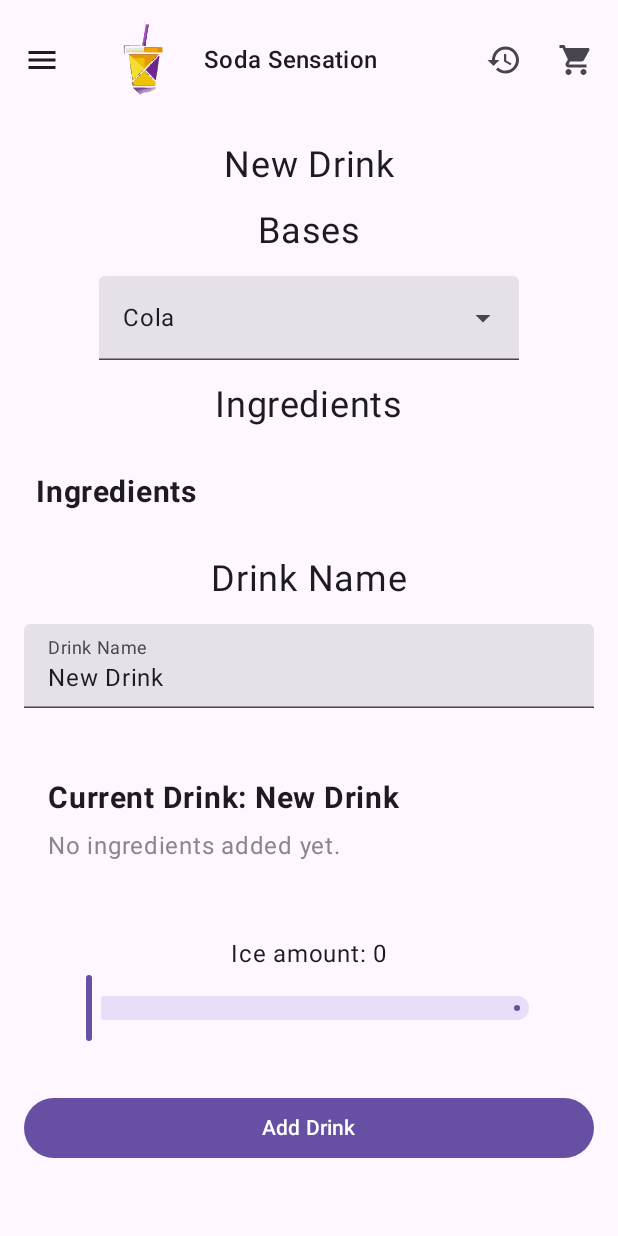
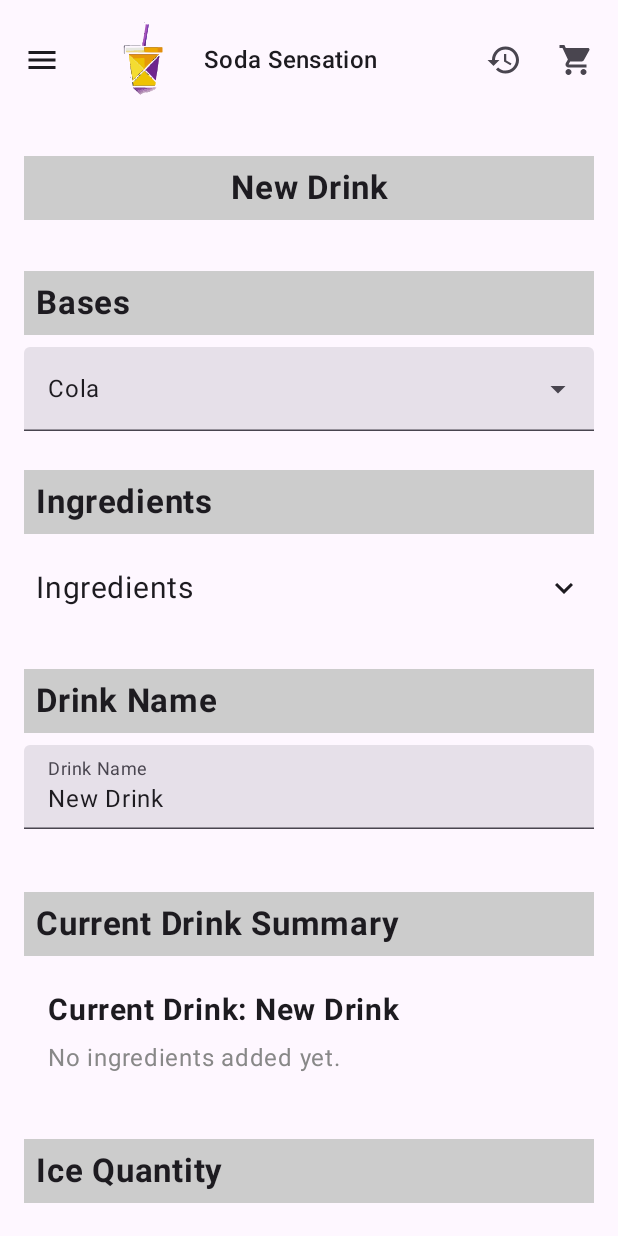
Before and after one commit to adamdrsinc/SodaStreamTruePrototype, an Android app built with Jetpack Compose: the EditDrinkPage screen opened through its navigation route, on a phone screen of 412 x 824 dp. Run offline under Robolectric (Android 15) with nearby library versions, the phone set to English and light mode, and no system bars; our stand-ins replace Dagger/Hilt's generated code, Volley; network calls fail.

Commit message:
Placed button at bottom of MyDrinks.kt.
Refactored EditDrinkActivity.kt to have a more distinct layout.

```diff
--- a/app/src/main/java/com/example/sodastreamprototyping/EditDrinkActivity.kt
+++ b/app/src/main/java/com/example/sodastreamprototyping/EditDrinkActivity.kt
@@ -23,8 +23,11 @@ import androidx.compose.foundation.verticalScroll
 import androidx.compose.runtime.snapshots.SnapshotStateList
 import androidx.compose.ui.graphics.Color
 import androidx.compose.ui.text.font.FontWeight
-import androidx.compose.foundation.verticalScroll
 import com.example.practice.ApiRequestHelper
+import androidx.compose.material.icons.Icons
+import androidx.compose.material.icons.filled.ExpandLess
+import androidx.compose.material.icons.filled.ExpandMore
+import androidx.compose.ui.text.style.TextAlign
 
 @OptIn(ExperimentalMaterial3Api::class)
 @Composable
@@ -32,23 +35,28 @@ fun EditDrinkPage(navController: NavController, drink: Drink?) {
     val context = LocalContext.current
     val scrollState = rememberScrollState()
 
-
     var buttonText = "Save Changes"
     var titleText: String = "Edit Drink"
 
-    if(drink == null){
+    if (drink == null) {
         titleText = "New Drink"
         buttonText = "Add Drink"
     }
 
     var drinkCopy = drink
-    if(drinkCopy == null) {
-        drinkCopy = remember { Drink(name = "New Drink", isCustom = true, ingredients = mutableStateListOf<Pair<Int, Int>>()) }
+    if (drinkCopy == null) {
+        drinkCopy = remember {
+            Drink(
+                name = "New Drink",
+                isCustom = true,
+                ingredients = mutableStateListOf<Pair<Int, Int>>()
+            )
+        }
     }
 
-    //TODO: Get drink flavors from DB, not from resources
+    // TODO: Get drink flavors from DB, not from resources
     val drinkFlavors = context.resources.getStringArray(R.array.drink_flavors)
-    //TODO: Replace above line with the code below
+    // TODO: Replace above line with the code below
     var drinkFlavorsFromDB: List<String> = listOf()
     ApiRequestHelper.fetchIngredients(
         context = context,
@@ -59,7 +67,6 @@ fun EditDrinkPage(navController: NavController, drink: Drink?) {
             Toast.makeText(context, "Error fetching ingredients: $error", Toast.LENGTH_SHORT).show()
         }
     )
-
 
     val ingredientsState = remember { drinkCopy.ingredients }
     var drinkQuantity = remember { drinkCopy.quantity }
@@ -80,37 +87,27 @@ fun EditDrinkPage(navController: NavController, drink: Drink?) {
                 .padding(16.dp)
                 .verticalScroll(scrollState)
         ) {
-            //Title
-            TitleText(titleText)
+            // Title
+            SectionTitle(text = titleText, centered = true)
+            Spacer(modifier = Modifier.height(18.dp))
 
-            //Drink Bases Dropdown
-            TitleText("Bases")
-            DropdownMenuDrinkBases(drinkCopy)
-            Spacer(modifier = Modifier.height(16.dp))
+            // Drink Bases Dropdown
+            SectionTitle(text = "Bases")
+            DropdownMenuDrinkBases(drink = drinkCopy)
+            Spacer(modifier = Modifier.height(18.dp))
 
             // Accordion for ingredients
-            TitleText("Ingredients")
+            SectionTitle(text = "Ingredients")
             AccordionSectionIngredientRow(
                 title = "Ingredients",
                 items = drinkFlavors,
                 newDrink = drinkCopy,
                 ingredientsState = ingredientsState
             )
-            //TODO: Replace above accordion with following code when syrup retrieval implemented.
-            /*if(drinkFlavorsFromDB.isEmpty()){
-                Text("Ingredients could not be retrieved.")
-            }else{
-                AccordionSectionIngredientRow(
-                    title = "Ingredients",
-                    items = drinkFlavors,
-                    newDrink = drinkCopy,
-                    ingredientsState = ingredientsState
-                )
-            }*/
-            Spacer(modifier = Modifier.height(16.dp))
+            Spacer(modifier = Modifier.height(18.dp))
 
             // TextField to change the drink name
-            TitleText("Drink Name")
+            SectionTitle("Drink Name")
             TextField(
                 value = drinkName,
                 onValueChange = {
@@ -118,29 +115,32 @@ fun EditDrinkPage(navController: NavController, drink: Drink?) {
                     drinkCopy.name = it
                 },
                 label = { Text("Drink Name") },
-                modifier = Modifier.fillMaxWidth().padding(bottom = 16.dp)
+                modifier = Modifier
+                    .fillMaxWidth()
+                    .padding(bottom = 16.dp)
             )
-            Spacer(modifier = Modifier.height(16.dp))
+            Spacer(modifier = Modifier.height(18.dp))
 
             // Display current selections
+            SectionTitle("Current Drink Summary")
             CurrentDrinkSummary(newDrink = drinkCopy, ingredientsState = ingredientsState)
-            Spacer(modifier = Modifier.height(16.dp))
+            Spacer(modifier = Modifier.height(18.dp))
 
+            SectionTitle("Ice Quantity")
             IceQuantitySlider(drinkCopy)
-            Spacer(modifier = Modifier.height(16.dp))
+            Spacer(modifier = Modifier.height(18.dp))
 
             // Save button
             Button(
                 onClick = {
-                    drinkCopy.price = calculateDrinkPrice(drinkCopy)
-
                     // Save changes to the drink
-                    if(Basket.getDrinks().find { it.drinkID == drink?.drinkID } == null){
+                    if (Basket.getDrinks().find { it.drinkID == drink?.drinkID } == null) {
                         Basket.addDrink(drinkCopy)
                     }
                     navController.popBackStack()
                 },
-                modifier = Modifier.fillMaxWidth()
+                modifier = Modifier
+                    .fillMaxWidth()
             ) {
                 Text(buttonText)
             }
@@ -149,35 +149,65 @@ fun EditDrinkPage(navController: NavController, drink: Drink?) {
 }
 
 @Composable
-fun AccordionSectionIngredientRow(title: String, items: Array<String>, newDrink: Drink, ingredientsState: SnapshotStateList<Pair<Int, Int>>) {
+fun SectionTitle(text: String, color: Color = Color.LightGray,
+                 centered: Boolean = false) {
+    Text(
+        text = text,
+        fontSize = 22.sp,
+        fontWeight = FontWeight.Bold,
+        modifier = Modifier
+            .fillMaxWidth()
+            .padding(vertical = 8.dp)
+            .background(color)
+            .padding(8.dp),
+        textAlign = if (centered) TextAlign.Center else TextAlign.Start
+    )
+}
+
+@Composable
+fun AccordionSectionIngredientRow(
+    title: String,
+    items: Array<String>,
+    newDrink: Drink,
+    ingredientsState: SnapshotStateList<Pair<Int, Int>>
+) {
     var expanded by remember { mutableStateOf(false) }
 
     Column(
         modifier = Modifier
             .fillMaxWidth()
             .padding(8.dp)
+            .clickable { expanded = !expanded }
     ) {
-        Text(
-            text = title,
-            fontSize = 20.sp,
-            fontWeight = FontWeight.Bold,
+        Row(
+            verticalAlignment = Alignment.CenterVertically,
             modifier = Modifier
                 .fillMaxWidth()
-                .clickable { expanded = !expanded }
                 .padding(vertical = 8.dp)
-        )
+        ) {
+            Text(
+                text = title,
+                fontSize = 20.sp,
+                modifier = Modifier.weight(1f)
+            )
+            Icon(
+                imageVector = if (expanded) Icons.Default.ExpandLess else Icons.Default.ExpandMore,
+                contentDescription = if (expanded) "Collapse" else "Expand"
+            )
+        }
 
         AnimatedVisibility(
             visible = expanded,
             enter = expandVertically(),
             exit = shrinkVertically()
         ) {
-            Column(
-                //modifier = Modifier.verticalScroll(scrollState)
-                    //.height(200.dp) // Set a fixed height for the scrollable area
-            ) {
+            Column {
                 items.forEachIndexed { index, item ->
-                    IngredientRow(newDrink = newDrink, ingredient = Pair(index, item), ingredientsState = ingredientsState)
+                    IngredientRow(
+                        newDrink = newDrink,
+                        ingredient = Pair(index, item),
+                        ingredientsState = ingredientsState
+                    )
                 }
             }
         }
@@ -185,8 +215,9 @@ fun AccordionSectionIngredientRow(title: String, items: Array<String>, newDrink:
 }
 
 @Composable
-fun IngredientRow(newDrink: Drink, ingredient: Pair<Int, String>, ingredientsState: SnapshotStateList<Pair<Int,
-        Int>>, aiRecommended: Boolean = false) {
+fun IngredientRow(newDrink: Drink, ingredient: Pair<Int, String>,
+                  ingredientsState: SnapshotStateList<Pair<Int, Int>>,
+                  aiRecommended: Boolean = false) {
     val context = LocalContext.current
 
     val modifier = Modifier
@@ -199,7 +230,11 @@ fun IngredientRow(newDrink: Drink, ingredient: Pair<Int, String>, ingredientsSta
                 ingredientsState = ingredientsState
             )
             if (!ingredientIncreased) {
-                Toast.makeText(context, "Syrup count cannot exceed ${Drink.MAX_PUMP_COUNT}", Toast.LENGTH_SHORT).show()
+                Toast.makeText(
+                    context,
+                    "Syrup count cannot exceed ${Drink.MAX_PUMP_COUNT}",
+                    Toast.LENGTH_SHORT
+                ).show()
             }
         }
         .padding(16.dp)
@@ -262,7 +297,11 @@ fun CurrentDrinkSummary(newDrink: Drink, ingredientsState: SnapshotStateList<Pai
                                 ingredientsState = ingredientsState
                             )
                             if (!decreasedIngredient) {
-                                Toast.makeText(context, "Syrup count cannot ${Drink.MAX_PUMP_COUNT}", Toast.LENGTH_SHORT).show()
+                                Toast.makeText(
+                                    context,
+                                    "Syrup count cannot ${Drink.MAX_PUMP_COUNT}",
+                                    Toast.LENGTH_SHORT
+                                ).show()
                             }
                         }
                     ) {
@@ -303,7 +342,7 @@ fun IceQuantitySlider(drink: Drink?) {
     val config = LocalConfiguration.current
     val screenWidth = config.screenWidthDp
 
-    if(drink == null){
+    if (drink == null) {
         return
     }
 
@@ -314,7 +353,7 @@ fun IceQuantitySlider(drink: Drink?) {
         horizontalAlignment = Alignment.CenterHorizontally,
         verticalArrangement = Arrangement.Center,
         modifier = Modifier
-            .width((screenWidth * 0.80).dp)
+            .fillMaxWidth()
             .padding(16.dp)
     ) {
         // Text to display the current value of the slider
@@ -334,23 +373,23 @@ fun IceQuantitySlider(drink: Drink?) {
 
 @OptIn(ExperimentalMaterial3Api::class)
 @Composable
-fun DropdownMenuDrinkBases(drink: Drink?){
+fun DropdownMenuDrinkBases(drink: Drink?) {
     val context = LocalContext.current
 
-    var isExpanded = remember{
+    var isExpanded = remember {
         mutableStateOf(false)
     }
-    var selectedText = remember{
+    var selectedText = remember {
         mutableStateOf("")
     }
-    var selectedOptionIndex = remember{
+    var selectedOptionIndex = remember {
         mutableIntStateOf(0)
     }
 
     val drinkBases = context.resources.getStringArray(R.array.drink_bases)
 
     var drinkIndex = drink?.baseDrink ?: -1
-    if(drinkIndex == -1){
+    if (drinkIndex == -1) {
         return
     }
 
@@ -358,7 +397,9 @@ fun DropdownMenuDrinkBases(drink: Drink?){
 
     ExposedDropdownMenuBox(
         expanded = isExpanded.value,
-        onExpandedChange = {isExpanded.value = !isExpanded.value},
+        onExpandedChange = { isExpanded.value = !isExpanded.value },
+        modifier = Modifier
+            .fillMaxWidth()
     ) {
         TextField(
             value = drinkBases[selectedOptionIndex.intValue],
@@ -370,14 +411,14 @@ fun DropdownMenuDrinkBases(drink: Drink?){
             colors = ExposedDropdownMenuDefaults.textFieldColors(),
             modifier = Modifier
                 .menuAnchor()
+                .fillMaxWidth()
         )
 
         ExposedDropdownMenu(
             expanded = isExpanded.value,
-            onDismissRequest = {isExpanded.value = false},
+            onDismissRequest = { isExpanded.value = false }
         ) {
-            drinkBases.forEachIndexed {
-                    index, baseName ->
+            drinkBases.forEachIndexed { index, baseName ->
                 DropdownMenuItem(
                     text = {
                         Text(text = baseName)
@@ -393,15 +434,23 @@ fun DropdownMenuDrinkBases(drink: Drink?){
             }
         }
     }
-
-
 }
 
 @Composable
-fun TitleText(text:  String){
+fun TitleTextTitle(text: String, bold: Boolean = false) {
     Text(
         text = text,
         fontSize = 24.sp,
+        modifier = Modifier.padding(bottom = 16.dp),
+        fontWeight = if(bold) FontWeight.Bold else FontWeight.Normal
+    )
+}
+
+@Composable
+fun TitleTextSubtitle(text: String) {
+    Text(
+        text = text,
+        fontSize = 20.sp,
         modifier = Modifier.padding(bottom = 16.dp)
     )
 }
@@ -445,14 +494,3 @@ fun decrementIngredient(
         return false
     }
 }
-
-fun calculateDrinkPrice(drink: Drink): Double{
-    var price = 2.0
-    val syrupPrice = 0.1
-
-    drink.ingredients.forEach { (ingredientName, quantity) ->
-        price += syrupPrice * quantity
-    }
-
-    return price
-}
```
Also changed, not shown: app/src/main/java/com/example/sodastreamprototyping/MyDrinks.kt (+31 -21 lines).
